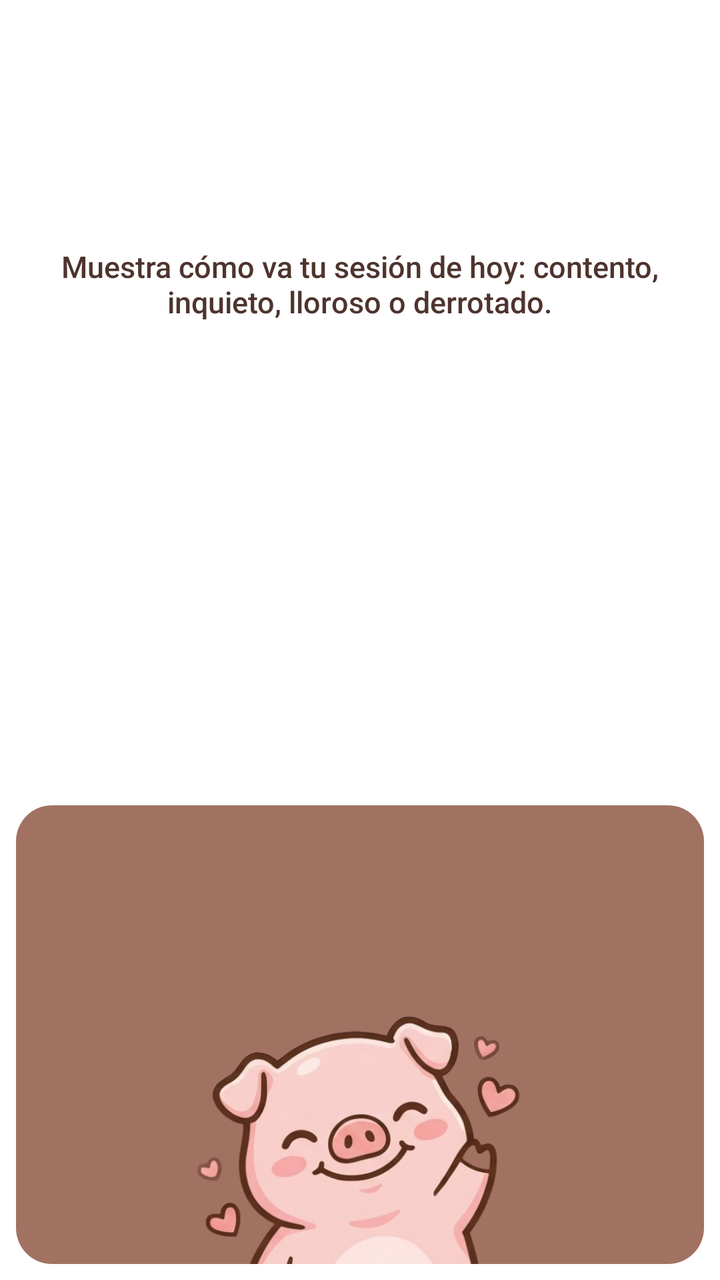
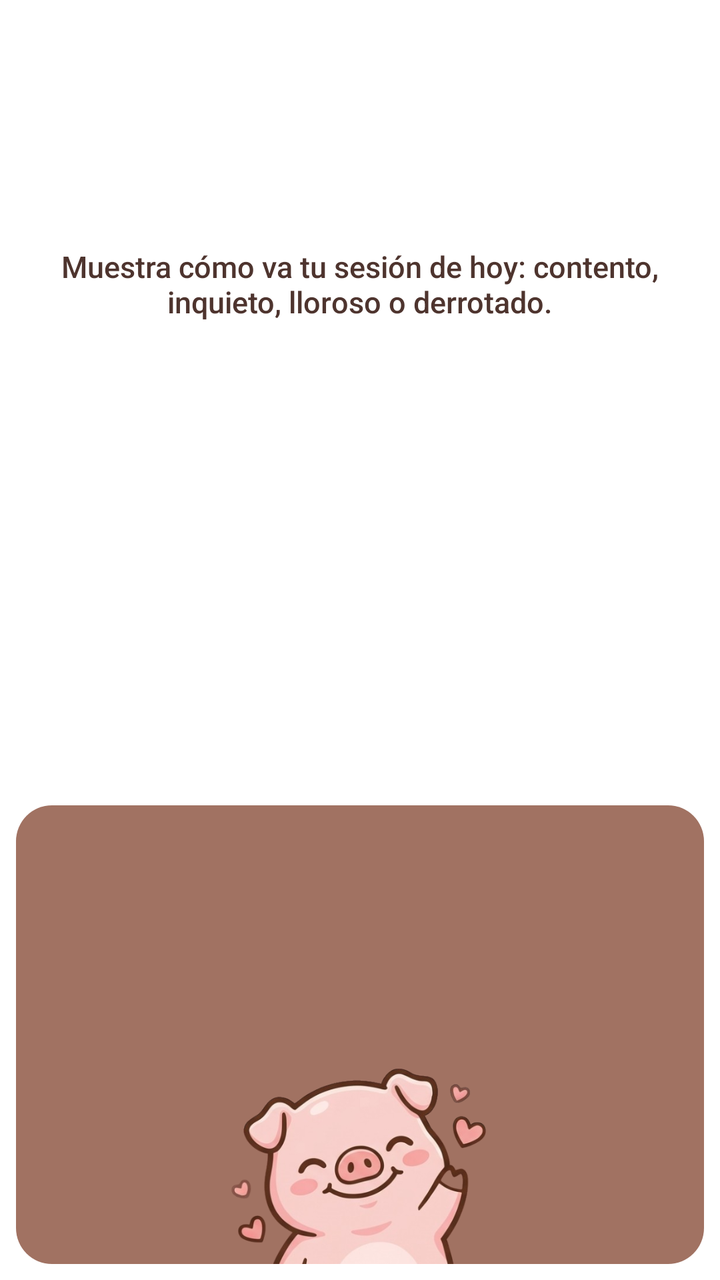

An Android layout rendered at two revisions. The XML below is the earlier revision; the diff shows what the commit changed to produce the second picture.
<!-- AndroidManifest.xml: application theme Theme.Orofacial -->
<!-- res/layout/widget_orofacial.xml -->
<?xml version="1.0" encoding="utf-8"?>
<LinearLayout xmlns:android="http://schemas.android.com/apk/res/android"
    android:id="@+id/widget_root"
    android:layout_width="match_parent"
    android:layout_height="match_parent"
    android:orientation="vertical"
    android:padding="8dp">

    <FrameLayout
        android:layout_width="match_parent"
        android:layout_height="match_parent">

        <LinearLayout
            android:layout_width="match_parent"
            android:layout_height="match_parent"
            android:orientation="vertical">

            <TextView
                android:id="@+id/widget_message"
                android:layout_width="match_parent"
                android:layout_height="0dp"
                android:layout_weight="220"
                android:background="@drawable/widget_card_top"
                android:ellipsize="end"
                android:fontFamily="sans-serif-medium"
                android:gravity="center"
                android:maxLines="2"
                android:padding="10dp"
                android:text="@string/widget_desc"
                android:textColor="#4E342E"
                android:textSize="15sp" />

            
            <LinearLayout
                android:layout_width="match_parent"
                android:layout_height="0dp"
                android:layout_weight="104"
                android:orientation="vertical" />

            <LinearLayout
                android:layout_width="match_parent"
                android:layout_height="0dp"
                android:layout_weight="188"
                android:background="@drawable/widget_card_bottom"
                android:orientation="vertical" />

        </LinearLayout>

        
        <ImageView
            android:id="@+id/widget_mood"
            android:layout_width="190dp"
            android:layout_height="190dp"
            android:layout_gravity="bottom|center_horizontal"
            android:contentDescription="@string/widget_name"
            android:scaleType="fitCenter"
            android:src="@drawable/ic_mood_contento" />

    </FrameLayout>
</LinearLayout>
<!-- resources referenced by this layout -->
<resources>
  <!-- drawable ic_mood_contento: png bitmap (drawable-nodpi, 147634 bytes) -->
  <!-- drawable widget_card_bottom (drawable) -->
  <?xml version="1.0" encoding="utf-8"?>
  <shape xmlns:android="http://schemas.android.com/apk/res/android" android:shape="rectangle">
      <corners android:radius="18dp" />
      <solid android:color="#A17262" />
  </shape>
  <!-- drawable widget_card_top (drawable) -->
  <?xml version="1.0" encoding="utf-8"?>
  <shape xmlns:android="http://schemas.android.com/apk/res/android" android:shape="rectangle">
      <corners android:radius="18dp" />
      <solid android:color="#FFFFFF" />
  </shape>
  <string name="widget_desc">Muestra cómo va tu sesión de hoy: contento, inquieto, lloroso o derrotado.</string>
  <string name="widget_name">Orofacial hoy</string>
  <style name="Theme.Orofacial" parent="Theme.AppCompat.NoActionBar">
          <item name="android:windowFullscreen">true</item>
          <item name="android:windowLayoutInDisplayCutoutMode">shortEdges</item>
          
          <item name="android:windowBackground">@android:color/white</item>
          <item name="android:statusBarColor">@android:color/white</item>
          <item name="android:navigationBarColor">@android:color/white</item>
          
          <item name="android:windowLightStatusBar">true</item>
          <item name="android:windowLightNavigationBar">true</item>
      </style>
</resources>

<!-- the commit's change to res/layout/widget_orofacial.xml (unified diff, before → after) -->
@@ -49,8 +49,8 @@
         
         <ImageView
             android:id="@+id/widget_mood"
-            android:layout_width="190dp"
-            android:layout_height="190dp"
+            android:layout_width="150dp"
+            android:layout_height="150dp"
             android:layout_gravity="bottom|center_horizontal"
             android:contentDescription="@string/widget_name"
             android:scaleType="fitCenter"
